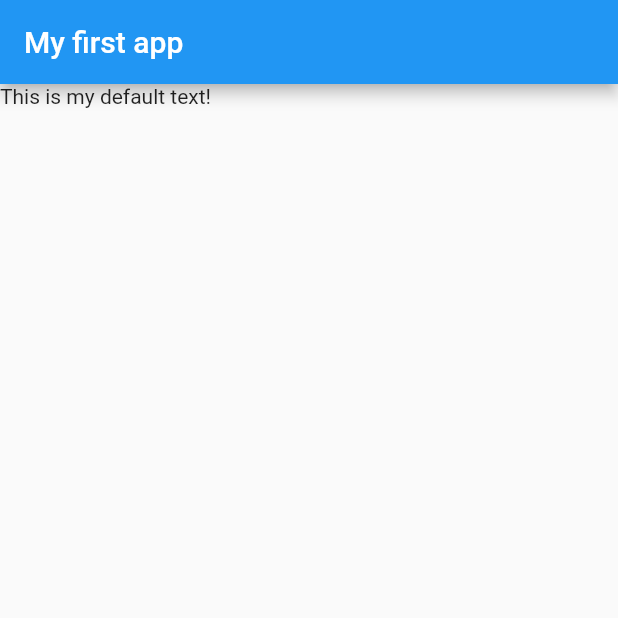
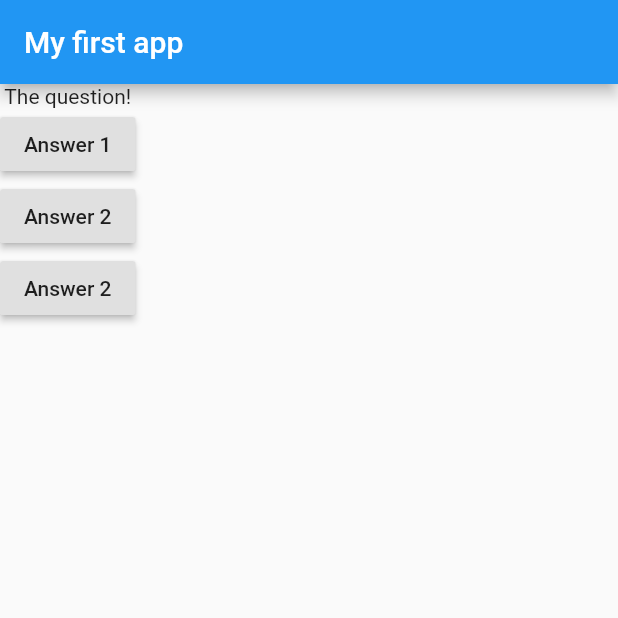
Before and after one commit to jiahaoliuliu/FlutterAndDartTheCompleteGuide-2022Edition, a Flutter app: the screen it shows after launch, on a phone screen of 412 x 824 dp, the top half of it. Run offline on Flutter 3.47's test engine with Material 2 defaults, Android fonts, the phone set to English and light mode, and no system bars.

Commit message:
Set up the basic layout to one question and 3 buttons

```diff
--- a/section2/flutter_complete_guide/lib/main.dart
+++ b/section2/flutter_complete_guide/lib/main.dart
@@ -3,14 +3,39 @@ import 'package:flutter/material.dart';
 void main() => runApp(MyApp());
 
 class MyApp extends StatelessWidget {
+  void answerQuestion() {
+    print('Answer chosen!');
+  }
+
   @override
   Widget build(BuildContext context) {
+    var questions = [
+      'What is your favorite color?',
+      'What is your favorite animal?'
+    ];
+
     return MaterialApp(
       home: Scaffold(
         appBar: AppBar(
           title: Text('My first app'),
         ),
-        body: Text('This is my default text!'),
+        body: Column(
+          children: [
+            Text('The question!'),
+            RaisedButton(
+              child: Text('Answer 1'),
+              onPressed: answerQuestion,
+            ),
+            RaisedButton(
+              child: Text('Answer 2'),
+              onPressed: answerQuestion,
+            ),
+            RaisedButton(
+              child: Text('Answer 2'),
+              onPressed: answerQuestion,
+            ),
+          ],
+        ),
       ),
     );
   }
```
